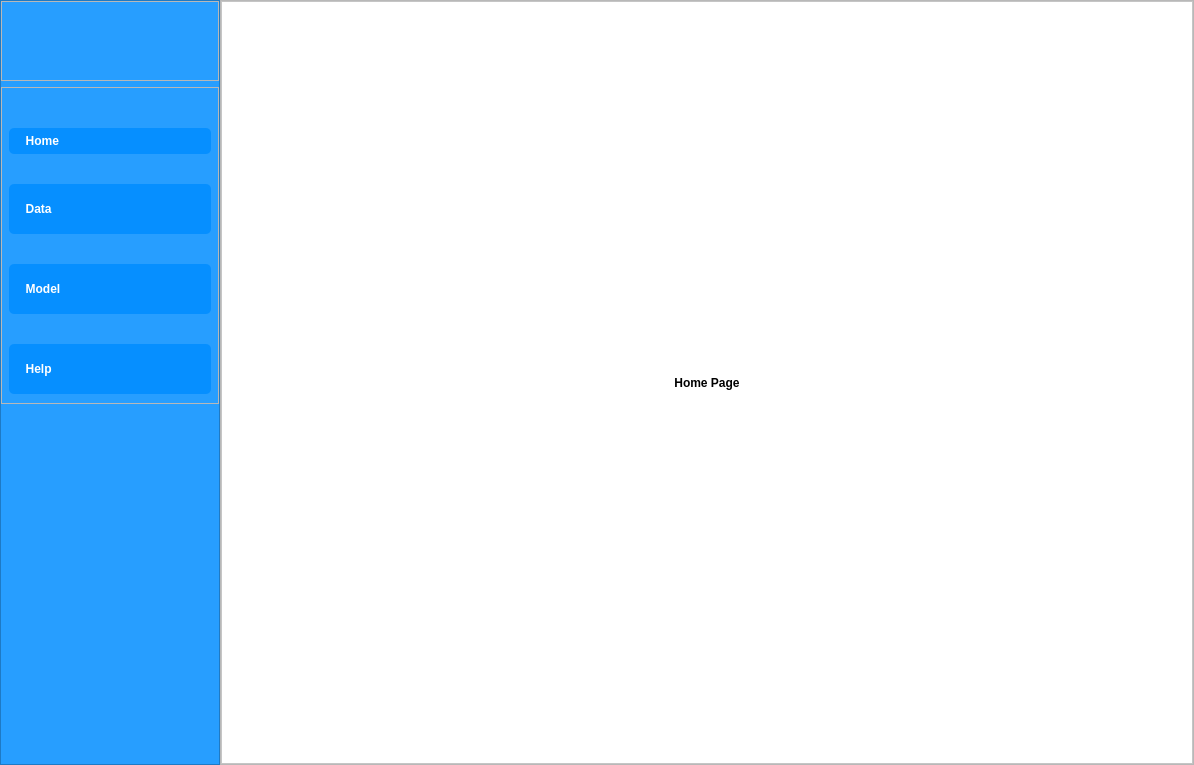
ali7haider/Active-Learning-Platform_PyQT5_Desktop_App, file main.ui: the form before one commit.
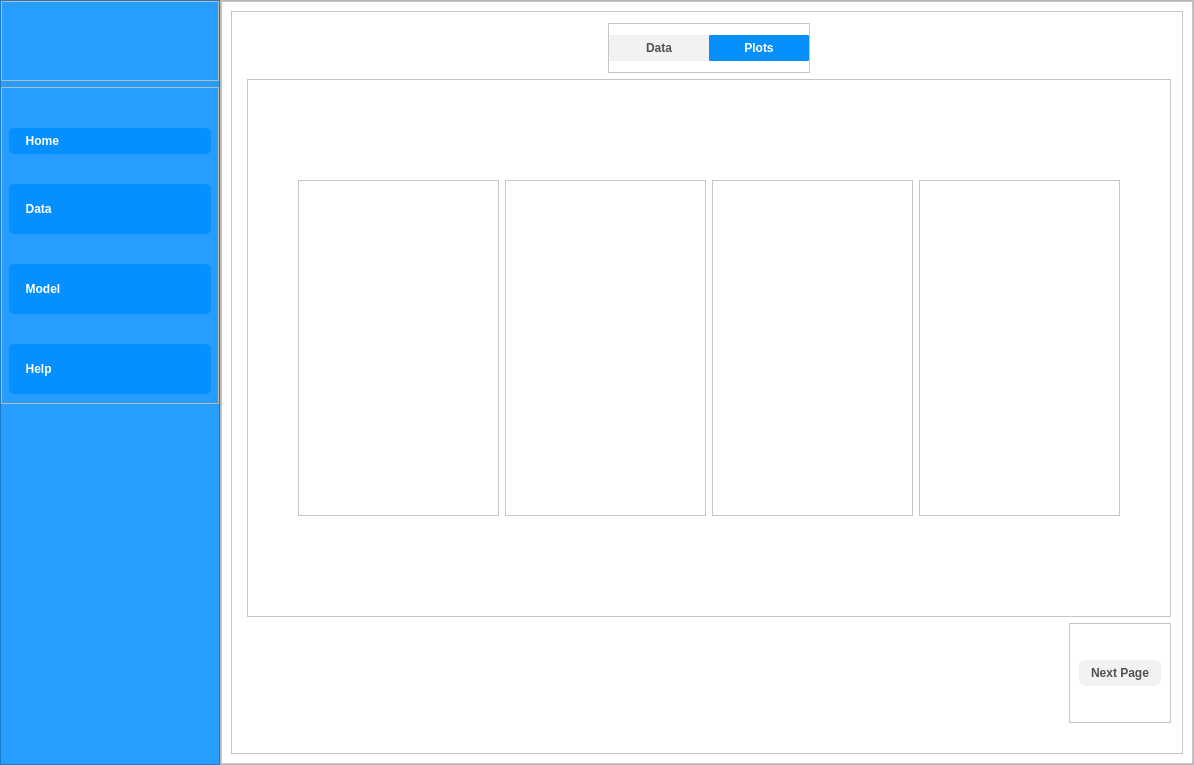
The form after the commit. Icons and pictures are not drawn.

Commit message: Add plot page in UI

```diff
--- a/main.ui
+++ b/main.ui
@@ -728,6 +728,9 @@
             <property name="styleSheet">
              <string notr="true">background-color:white;</string>
             </property>
+            <property name="currentIndex">
+             <number>2</number>
+            </property>
             <widget class="QWidget" name="homePage">
              <property name="styleSheet">
               <string notr="true">QLabel{
@@ -1236,6 +1239,264 @@
               </item>
              </layout>
             </widget>
+            <widget class="QWidget" name="PlotPage">
+             <layout class="QVBoxLayout" name="verticalLayout_16">
+              <property name="leftMargin">
+               <number>0</number>
+              </property>
+              <property name="topMargin">
+               <number>0</number>
+              </property>
+              <property name="rightMargin">
+               <number>0</number>
+              </property>
+              <property name="bottomMargin">
+               <number>0</number>
+              </property>
+              <item>
+               <widget class="QFrame" name="frame_13">
+                <property name="frameShape">
+                 <enum>QFrame::StyledPanel</enum>
+                </property>
+                <property name="frameShadow">
+                 <enum>QFrame::Raised</enum>
+                </property>
+                <layout class="QVBoxLayout" name="verticalLayout_18">
+                 <item>
+                  <widget class="QFrame" name="frame_14">
+                   <property name="frameShape">
+                    <enum>QFrame::StyledPanel</enum>
+                   </property>
+                   <property name="frameShadow">
+                    <enum>QFrame::Raised</enum>
+                   </property>
+                   <layout class="QVBoxLayout" name="verticalLayout_17">
+                    <property name="leftMargin">
+                     <number>15</number>
+                    </property>
+                    <property name="topMargin">
+                     <number>11</number>
+                    </property>
+                    <property name="rightMargin">
+                     <number>11</number>
+                    </property>
+                    <property name="bottomMargin">
+                     <number>30</number>
+                    </property>
+                    <item alignment="Qt::AlignHCenter">
+                     <widget class="QFrame" name="frame_21">
+                      <property name="minimumSize">
+                       <size>
+                        <width>0</width>
+                        <height>0</height>
+                       </size>
+                      </property>
+                      <property name="maximumSize">
+                       <size>
+                        <width>16777215</width>
+                        <height>50</height>
+                       </size>
+                      </property>
+                      <property name="styleSheet">
+                       <string notr="true"/>
+                      </property>
+                      <property name="frameShape">
+                       <enum>QFrame::StyledPanel</enum>
+                      </property>
+                      <property name="frameShadow">
+                       <enum>QFrame::Raised</enum>
+                      </property>
+                      <layout class="QHBoxLayout" name="horizontalLayout_7">
+                       <property name="spacing">
+                        <number>0</number>
+                       </property>
+                       <property name="leftMargin">
+                        <number>0</number>
+                       </property>
+                       <property name="topMargin">
+                        <number>0</number>
+                       </property>
+                       <property name="rightMargin">
+                        <number>0</number>
+                       </property>
+                       <property name="bottomMargin">
+                        <number>0</number>
+                       </property>
+                       <item>
+                        <widget class="QPushButton" name="pushButton_3">
+                         <property name="minimumSize">
+                          <size>
+                           <width>100</width>
+                           <height>0</height>
+                          </size>
+                         </property>
+                         <property name="cursor">
+                          <cursorShape>PointingHandCursor</cursorShape>
+                         </property>
+                         <property name="styleSheet">
+                          <string notr="true">
+QPushButton {
+    color: white;                      /* Text color */
+    border-radius: 1px;                /* Rounded corners */
+    padding: 6px 12px;                 /* Padding inside button */
+    font-weight: bold;                 /* Bold text */
+background-color:#f2f2f2;
+	font:  12pt &quot;Calibri&quot;;
+color:#515151;
+
+
+}</string>
+                         </property>
+                         <property name="text">
+                          <string>Data</string>
+                         </property>
+                        </widget>
+                       </item>
+                       <item>
+                        <widget class="QPushButton" name="pushButton_6">
+                         <property name="minimumSize">
+                          <size>
+                           <width>100</width>
+                           <height>0</height>
+                          </size>
+                         </property>
+                         <property name="cursor">
+                          <cursorShape>PointingHandCursor</cursorShape>
+                         </property>
+                         <property name="styleSheet">
+                          <string notr="true">
+QPushButton {
+    color: white;                      /* Text color */
+    padding: 6px 12px;                 /* Padding inside button */
+    font-weight: bold;                 /* Bold text */
+	background-color:#068fff;
+	font:  12pt &quot;Calibri&quot;;
+    border-radius: 1px;                /* Rounded corners */
+
+
+}</string>
+                         </property>
+                         <property name="text">
+                          <string>Plots</string>
+                         </property>
+                        </widget>
+                       </item>
+                      </layout>
+                     </widget>
+                    </item>
+                    <item>
+                     <widget class="QFrame" name="frame_16">
+                      <property name="frameShape">
+                       <enum>QFrame::StyledPanel</enum>
+                      </property>
+                      <property name="frameShadow">
+                       <enum>QFrame::Raised</enum>
+                      </property>
+                      <layout class="QHBoxLayout" name="horizontalLayout_6">
+                       <property name="leftMargin">
+                        <number>50</number>
+                       </property>
+                       <property name="topMargin">
+                        <number>100</number>
+                       </property>
+                       <property name="rightMargin">
+                        <number>50</number>
+                       </property>
+                       <property name="bottomMargin">
+                        <number>100</number>
+                       </property>
+                       <item>
+                        <widget class="QFrame" name="frame_17">
+                         <property name="frameShape">
+                          <enum>QFrame::StyledPanel</enum>
+                         </property>
+                         <property name="frameShadow">
+                          <enum>QFrame::Raised</enum>
+                         </property>
+                        </widget>
+                       </item>
+                       <item>
+                        <widget class="QFrame" name="frame_18">
+                         <property name="frameShape">
+                          <enum>QFrame::StyledPanel</enum>
+                         </property>
+                         <property name="frameShadow">
+                          <enum>QFrame::Raised</enum>
+                         </property>
+                        </widget>
+                       </item>
+                       <item>
+                        <widget class="QFrame" name="frame_19">
+                         <property name="frameShape">
+                          <enum>QFrame::StyledPanel</enum>
+                         </property>
+                         <property name="frameShadow">
+                          <enum>QFrame::Raised</enum>
+                         </property>
+                        </widget>
+                       </item>
+                       <item>
+                        <widget class="QFrame" name="frame_20">
+                         <property name="frameShape">
+                          <enum>QFrame::StyledPanel</enum>
+                         </property>
+                         <property name="frameShadow">
+                          <enum>QFrame::Raised</enum>
+                         </property>
+                        </widget>
+                       </item>
+                      </layout>
+                     </widget>
+                    </item>
+                    <item alignment="Qt::AlignRight">
+                     <widget class="QFrame" name="frame_15">
+                      <property name="maximumSize">
+                       <size>
+                        <width>16777215</width>
+                        <height>100</height>
+                       </size>
+                      </property>
+                      <property name="frameShape">
+                       <enum>QFrame::StyledPanel</enum>
+                      </property>
+                      <property name="frameShadow">
+                       <enum>QFrame::Raised</enum>
+                      </property>
+                      <layout class="QVBoxLayout" name="verticalLayout_19">
+                       <item>
+                        <widget class="QPushButton" name="pushButton_5">
+                         <property name="cursor">
+                          <cursorShape>PointingHandCursor</cursorShape>
+                         </property>
+                         <property name="styleSheet">
+                          <string notr="true">QPushButton {
+    color: white;                      /* Text color */
+    border-radius: 6px;                /* Rounded corners */
+    padding: 6px 12px;                 /* Padding inside button */
+    font-weight: bold;                 /* Bold text */
+    background-color: #f2f2f2;
+    font:  12pt &quot;Calibri&quot;;
+    color: #515151;
+    box-shadow: 0 4px 6px rgba(128, 128, 128, 0.2); /* Grey shadow */
+}
+</string>
+                         </property>
+                         <property name="text">
+                          <string>Next Page</string>
+                         </property>
+                        </widget>
+                       </item>
+                      </layout>
+                     </widget>
+                    </item>
+                   </layout>
+                  </widget>
+                 </item>
+                </layout>
+               </widget>
+              </item>
+             </layout>
+            </widget>
             <widget class="QWidget" name="modelPage">
              <layout class="QVBoxLayout" name="verticalLayout_9">
               <property name="leftMargin">
```
Left out of the diff: 4 changed lines with no effect on the pictures. The commit also changes 1 other file.
